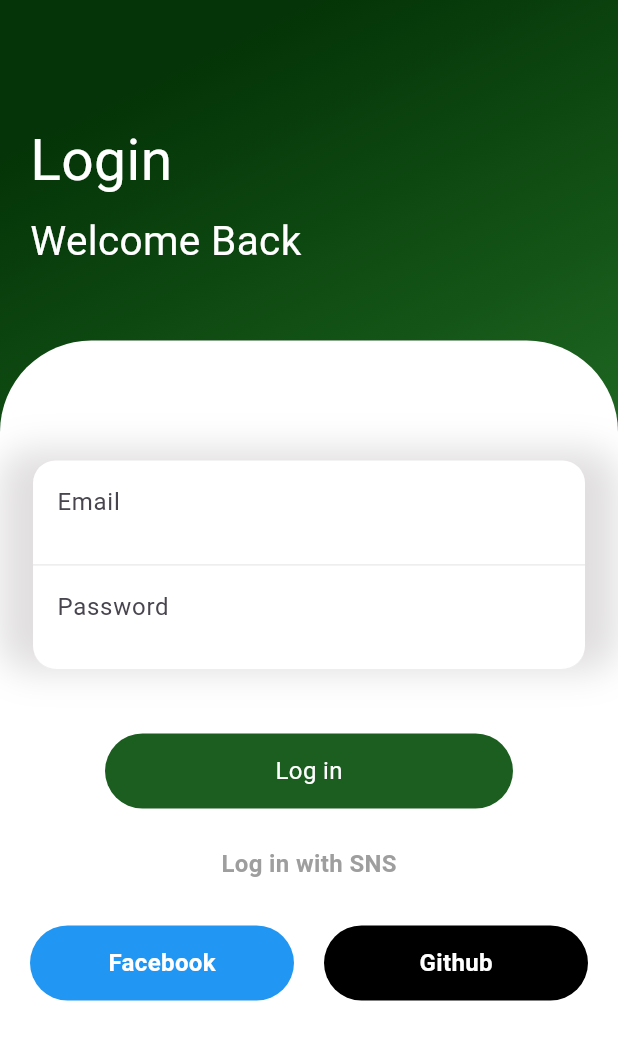
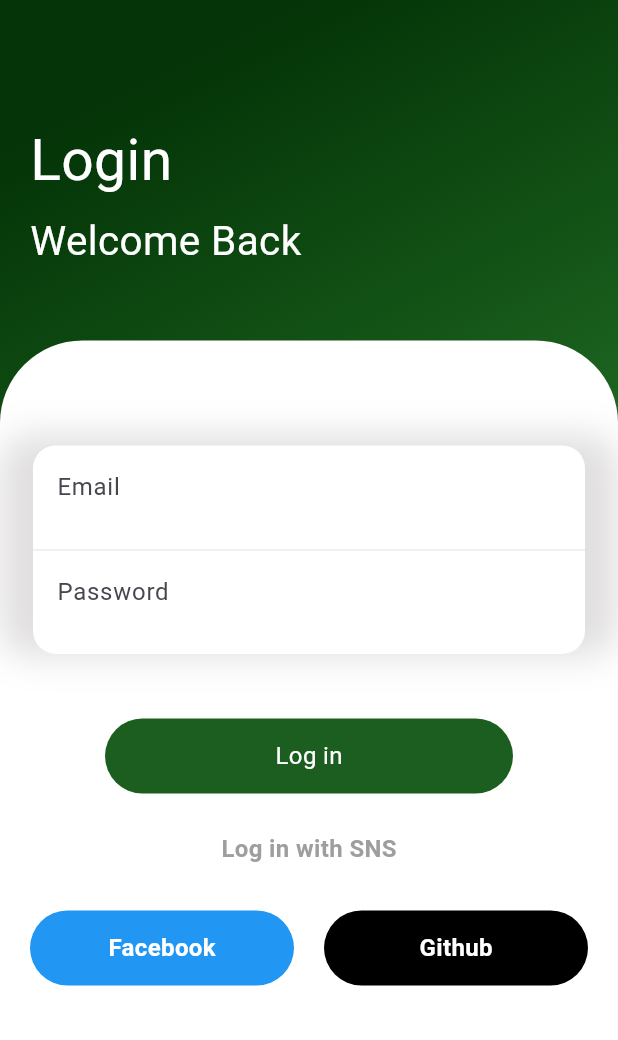
Before and after one commit to Abdusalom-mobile-developer/flutter_practice18, a Flutter app: the screen it shows after launch, on a phone screen of 412 x 824 dp. Shown: the top 1040 px of the screen. Run offline on Flutter 3.47's test engine with Material 3 defaults, Android fonts, the phone set to English and light mode, and no system bars.

Commit message:
Changed the names of the files.

```diff
--- a/lib/main.dart
+++ b/lib/main.dart
@@ -1,5 +1,5 @@
 import 'package:flutter/material.dart';
-import 'package:flutter_practice18/pages/home_page.dart';
+import 'package:flutter_practice18/pages/login_page.dart';
 
 void main() {
   runApp(MyApp());
@@ -19,9 +19,9 @@ class _MyAppState extends State<MyApp> {
   Widget build(BuildContext context) {
     return MaterialApp(
       debugShowCheckedModeBanner: false,
-      home: HomePage(),
+      home: LoginPage(),
       routes: {
-        HomePage.id: (context) => HomePage(),
+        LoginPage.id: (context) => LoginPage(),
       },
     );
   }
--- a/lib/pages/home_page.dart
+++ b/lib/pages/login_page.dart
@@ -2,17 +2,17 @@ import 'package:flutter/cupertino.dart';
 import 'package:flutter/material.dart';
 import 'package:flutter/widgets.dart';
 
-class HomePage extends StatefulWidget {
-  static final String id = "home_page";
-  const HomePage({
+class LoginPage extends StatefulWidget {
+  static final String id = "login_page";
+  const LoginPage({
     super.key,
   });
 
   @override
-  State<HomePage> createState() => _HomePageState();
+  State<LoginPage> createState() => _LoginPageState();
 }
 
-class _HomePageState extends State<HomePage> {
+class _LoginPageState extends State<LoginPage> {
   TextEditingController _emailController = TextEditingController();
   TextEditingController _passwordController = TextEditingController();
   @override
@@ -58,13 +58,13 @@ class _HomePageState extends State<HomePage> {
               decoration: BoxDecoration(
                   color: Colors.white,
                   borderRadius: BorderRadius.only(
-                      topLeft: Radius.circular(61),
-                      topRight: Radius.circular(61))),
+                      topLeft: Radius.circular(55),
+                      topRight: Radius.circular(55))),
               child: SingleChildScrollView(
                 child: Column(
                   children: [
                     SizedBox(
-                      height: 80,
+                      height: 70,
                     ),
                     // Email and Password Part
                     Container(
```
Also changed, not shown: 1 other file.
